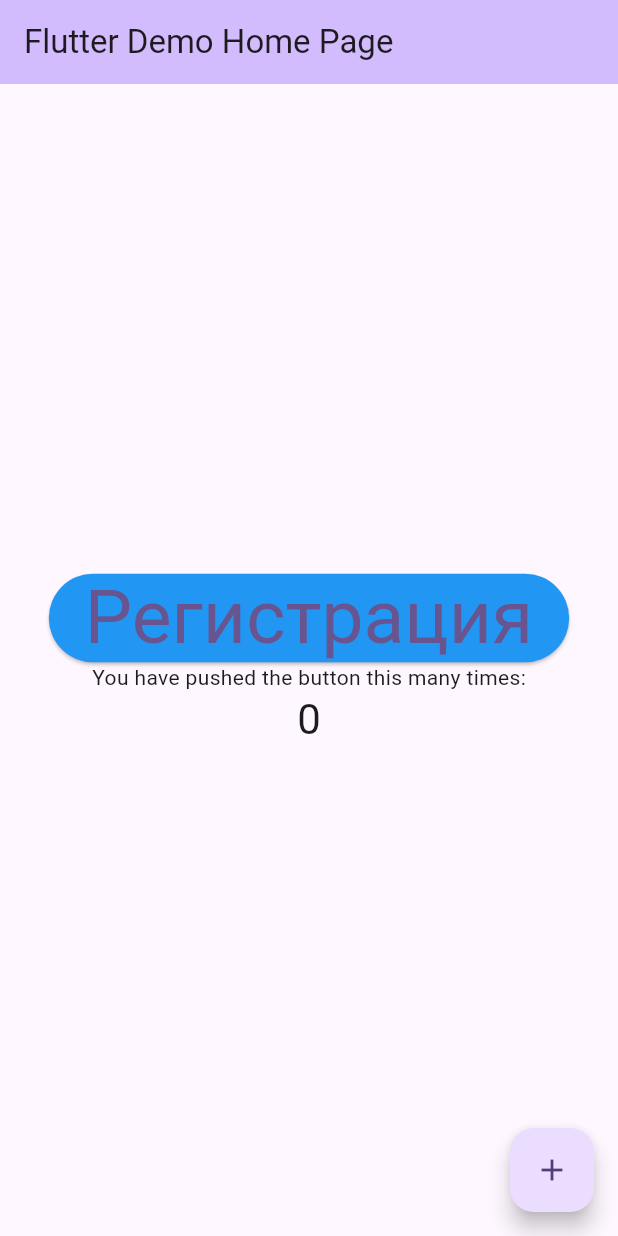
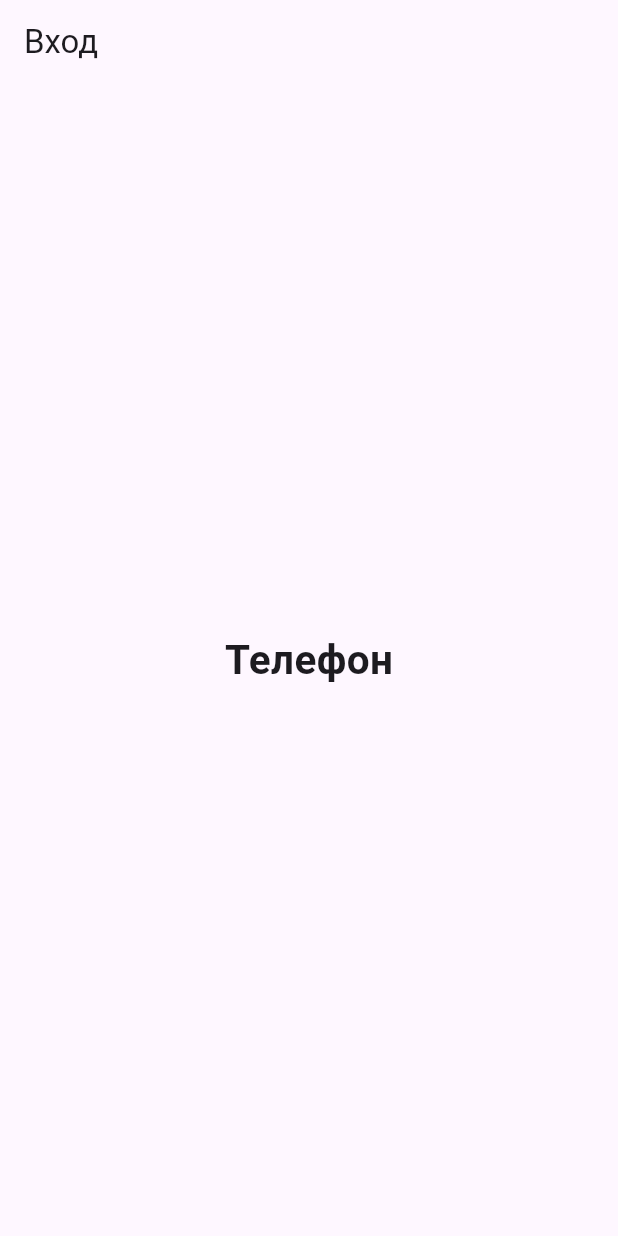
Before and after one commit to FViKki07/Chat-app-by-flutter, a Flutter app: the screen it shows after launch, on a phone screen of 412 x 824 dp. Run offline on Flutter 3.47's test engine with Material 3 defaults, Android fonts, the phone set to English and light mode, and no system bars.

Commit message:
added login

```diff
--- /dev/null
+++ b/chatapp/lib/Models/Constants.dart
@@ -0,0 +1,5 @@
+import 'package:flutter/material.dart';
+
+class Constants{
+  static String MyName = "";
+}
--- /dev/null
+++ b/chatapp/lib/Models/SearchModel.dart
@@ -0,0 +1,5 @@
+class searchmodel{
+  String email;
+  String username;
+  searchmodel({required this.email,required this.username});
+}
--- /dev/null
+++ b/chatapp/lib/Screen/login_screen.dart
@@ -0,0 +1,24 @@
+
+import 'package:flutter/cupertino.dart';
+import 'package:flutter/material.dart';
+
+class LoginScreen extends StatelessWidget {
+  const LoginScreen({super.key});
+
+  @override
+  Widget build(BuildContext context) {
+    return Scaffold(
+      appBar: AppBar(
+        title: Text("Вход"),
+      ),
+      body:  Center(
+          child: Column(
+            mainAxisAlignment: MainAxisAlignment.center,
+            children: [
+              Text("Телефон", style: TextStyle(fontSize: 27, fontWeight: FontWeight.bold))
+            ],
+      ),
+      ),
+    );
+  }
+}
--- a/chatapp/lib/main.dart
+++ b/chatapp/lib/main.dart
@@ -1,5 +1,7 @@
+import 'package:chatapp/Screen/login_screen.dart';
+import 'package:chatapp/Screen/splash_screen.dart';
 import 'package:flutter/material.dart';
-import 'package:chatapp/authentication.dart';
+import 'package:chatapp/Services/authentication.dart';
 
 void main() {
   runApp(const MyApp());
@@ -12,71 +14,11 @@
   @override
   Widget build(BuildContext context) {
     return MaterialApp(
-      title: 'Flutter Demo',
-      theme: ThemeData(
+      title: 'Друг рядом',
 
-        colorScheme: ColorScheme.fromSeed(seedColor: Colors.deepPurple),
-        useMaterial3: true,
+      home: SplashScreen(
+        child: LoginScreen(),
       ),
-      home: const MyHomePage(title: 'Flutter Demo Home Page'),
     );
   }
 }
-
-class MyHomePage extends StatefulWidget {
-  const MyHomePage({super.key, required this.title});
-  final String title;
-  @override
-  State<MyHomePage> createState() => _MyHomePageState();
-}
-
-class _MyHomePageState extends State<MyHomePage> {
-  int _counter = 0;
-
-  final ButtonStyle style =
-  ElevatedButton.styleFrom(textStyle: const TextStyle(fontSize: 50), primary: Colors.blue, onSurface: Colors.white);
-
-  void _incrementCounter() {
-    setState(() {
-      _counter++;
-    });
-  }
-
-  @override
-  Widget build(BuildContext context) {
-    return Scaffold(
-      appBar: AppBar(
-        backgroundColor: Theme.of(context).colorScheme.inversePrimary,
-        title: Text(widget.title),
-      ),
-      body: Center(
-
-        child: Column(
-          mainAxisAlignment: MainAxisAlignment.center,
-          children: <Widget>[
-            ElevatedButton(
-                style: style,
-                onPressed:(){
-                  Navigator.push(
-                    context,
-                      MaterialPageRoute(builder: (context)=> Authentication() ));
-                }, child: const Text('Регистрация'),
-            ),
-            const Text(
-              'You have pushed the button this many times:',
-            ),
-            Text(
-              '$_counter',
-              style: Theme.of(context).textTheme.headlineMedium,
-            )
-          ],
-        ),
-      ),
-      floatingActionButton: FloatingActionButton(
-        onPressed: _incrementCounter,
-        tooltip: 'Increment',
-        child: const Icon(Icons.add),
-      ), // This trailing comma makes auto-formatting nicer for build methods.
-    );
-  }
-}
--- a/chatapp/pubspec.yaml
+++ b/chatapp/pubspec.yaml
@@ -57,7 +57,10 @@ dependencies:
   url_launcher_android: 6.0.27
   url_launcher_ios: 6.1.4
   url_launcher_platform_interface: 2.1.2
-
+  cloud_firestore: ^4.14.0
+  firebase_core: any
+  firebase_auth: ^4.16.0
+  firebase_storage: ^11.6.0
   # The following adds the Cupertino Icons font to your application.
   # Use with the CupertinoIcons class for iOS style icons.
   cupertino_icons: ^1.0.2
```
Also changed, not shown: chatapp/lib/Screen/splash_screen.dart (added, +34 -0 lines), chatapp/lib/Services/authentication.dart (added, +108 -0 lines), chatapp/lib/authentication.dart (deleted, +0 -36 lines), chatapp/pubspec.lock, 7 other files.
